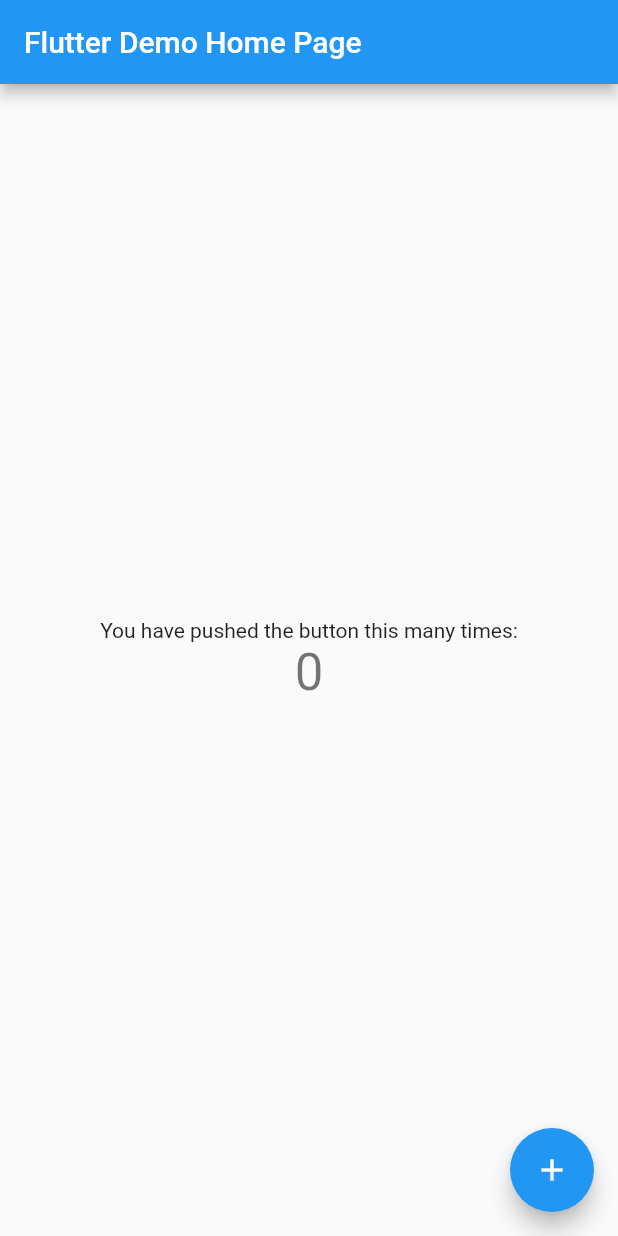
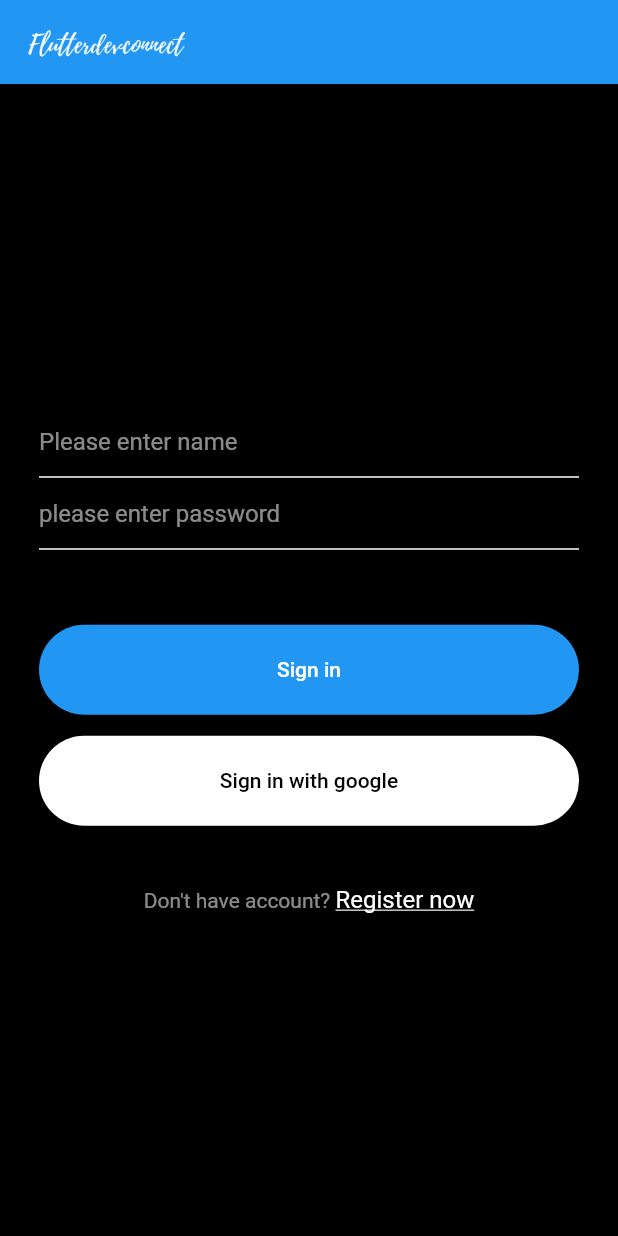
Before and after one commit to TejasFlutter/FlutterChatApp, a Flutter app: the screen it shows after launch, on a phone screen of 412 x 824 dp. Run offline on Flutter 3.47's test engine with Material 2 defaults, Android fonts, the phone set to English and light mode, and no system bars; our stand-ins replace firebase_auth, google_sign_in; missing offline and left inert: dart:html; accounts and stored records are empty.

Commit message:
Initial Files Added

```diff
--- a/lib/main.dart
+++ b/lib/main.dart
@@ -1,4 +1,5 @@
 import 'package:flutter/material.dart';
+import 'package:my_chat_app/screen/sign_screen.dart';
 
 void main() {
   runApp(const MyApp());
@@ -24,92 +25,7 @@ class MyApp extends StatelessWidget {
         // is not restarted.
         primarySwatch: Colors.blue,
       ),
-      home: const MyHomePage(title: 'Flutter Demo Home Page'),
+      home: SignInScreen(),
     );
   }
 }
-
-class MyHomePage extends StatefulWidget {
-  const MyHomePage({super.key, required this.title});
-
-  // This widget is the home page of your application. It is stateful, meaning
-  // that it has a State object (defined below) that contains fields that affect
-  // how it looks.
-
-  // This class is the configuration for the state. It holds the values (in this
-  // case the title) provided by the parent (in this case the App widget) and
-  // used by the build method of the State. Fields in a Widget subclass are
-  // always marked "final".
-
-  final String title;
-
-  @override
-  State<MyHomePage> createState() => _MyHomePageState();
-}
-
-class _MyHomePageState extends State<MyHomePage> {
-  int _counter = 0;
-
-  void _incrementCounter() {
-    setState(() {
-      // This call to setState tells the Flutter framework that something has
-      // changed in this State, which causes it to rerun the build method below
-      // so that the display can reflect the updated values. If we changed
-      // _counter without calling setState(), then the build method would not be
-      // called again, and so nothing would appear to happen.
-      _counter++;
-    });
-  }
-
-  @override
-  Widget build(BuildContext context) {
-    // This method is rerun every time setState is called, for instance as done
-    // by the _incrementCounter method above.
-    //
-    // The Flutter framework has been optimized to make rerunning build methods
-    // fast, so that you can just rebuild anything that needs updating rather
-    // than having to individually change instances of widgets.
-    return Scaffold(
-      appBar: AppBar(
-        // Here we take the value from the MyHomePage object that was created by
-        // the App.build method, and use it to set our appbar title.
-        title: Text(widget.title),
-      ),
-      body: Center(
-        // Center is a layout widget. It takes a single child and positions it
-        // in the middle of the parent.
-        child: Column(
-          // Column is also a layout widget. It takes a list of children and
-          // arranges them vertically. By default, it sizes itself to fit its
-          // children horizontally, and tries to be as tall as its parent.
-          //
-          // Invoke "debug painting" (press "p" in the console, choose the
-          // "Toggle Debug Paint" action from the Flutter Inspector in Android
-          // Studio, or the "Toggle Debug Paint" command in Visual Studio Code)
-          // to see the wireframe for each widget.
-          //
-          // Column has various properties to control how it sizes itself and
-          // how it positions its children. Here we use mainAxisAlignment to
-          // center the children vertically; the main axis here is the vertical
-          // axis because Columns are vertical (the cross axis would be
-          // horizontal).
-          mainAxisAlignment: MainAxisAlignment.center,
-          children: <Widget>[
-            const Text(
-              'You have pushed the button this many times:',
-            ),
-            Text(
-              '$_counter',
-              style: Theme.of(context).textTheme.headline4,
-            ),
-          ],
-        ),
-      ),
-      floatingActionButton: FloatingActionButton(
-        onPressed: _incrementCounter,
-        tooltip: 'Increment',
-        child: const Icon(Icons.add),
-      ), // This trailing comma makes auto-formatting nicer for build methods.
-    );
-  }
-}
--- /dev/null
+++ b/lib/model/user.dart
@@ -0,0 +1,4 @@
+class ChatUser {
+  String? uid;
+  ChatUser({this.uid});
+}
--- /dev/null
+++ b/lib/screen/sign_screen.dart
@@ -0,0 +1,115 @@
+import 'package:flutter/cupertino.dart';
+import 'package:flutter/material.dart';
+import 'package:flutter/src/widgets/container.dart';
+import 'package:flutter/src/widgets/framework.dart';
+import 'package:my_chat_app/widget/widget.dart';
+
+class SignInScreen extends StatefulWidget {
+  const SignInScreen({super.key});
+
+  @override
+  State<SignInScreen> createState() => _SignInScreenState();
+}
+
+class _SignInScreenState extends State<SignInScreen> {
+  var _globalFormKey = GlobalKey<FormState>();
+  TextEditingController _emailController = TextEditingController();
+  TextEditingController _passwordController = TextEditingController();
+  var emailValidateExpression = RegExp(
+      r"^[a-zA-Z0-9.a-zA-Z0-9.!#$%&'*+-/=?^_`{|}~]+@[a-zA-Z0-9]+\.[a-zA-Z]+");
+  @override
+  Widget build(BuildContext context) {
+    return Scaffold(
+      appBar: appBarMain(context),
+      body: Center(
+        child: SingleChildScrollView(
+          child: Form(
+            key: _globalFormKey,
+            child: Padding(
+              padding: const EdgeInsets.all(26.0),
+              child: Column(
+                children: [
+                  TextFormField(
+                    controller: _emailController,
+                    decoration: textfieldInputDecoration('Please enter name'),
+                    style: textfieldHintStyle(),
+                    validator: (val) {
+                      emailValidateExpression.hasMatch(val!)
+                          ? null
+                          : 'Please enter correct email';
+                    },
+                  ),
+                  TextFormField(
+                    controller: _passwordController,
+                    obscureText: true,
+                    validator: (val) {
+                      return val!.length > 6
+                          ? null
+                          : 'Enter Password With morethan 6 character';
+                    },
+                    style: textfieldHintStyle(),
+                    decoration:
+                        textfieldInputDecoration('please enter password'),
+                  ),
+                  SizedBox(
+                    height: 50,
+                  ),
+                  Container(
+                    width: double.maxFinite,
+                    height: 60,
+                    child: ElevatedButton(
+                      onPressed: () {},
+                      child: Text('Sign in'),
+                      style: ElevatedButton.styleFrom(
+                        shape: StadiumBorder(),
+                      ),
+                    ),
+                  ),
+                  SizedBox(
+                    height: 14,
+                  ),
+                  Container(
+                    width: double.maxFinite,
+                    height: 60,
+                    child: ElevatedButton(
+                      onPressed: () {},
+                      child: Text('Sign in with google'),
+                      style: ElevatedButton.styleFrom(
+                        backgroundColor: Colors.white,
+                        foregroundColor: Colors.black,
+                        shape: StadiumBorder(),
+                      ),
+                    ),
+                  ),
+                  SizedBox(
+                    height: 40,
+                  ),
+                  Row(
+                    mainAxisAlignment: MainAxisAlignment.center,
+                    children: [
+                      Text(
+                        "Don't have account? ",
+                        style: textfieldHintStyle(),
+                      ),
+                      GestureDetector(
+                        onTap: () {},
+                        child: Text(
+                          "Register now",
+                          style: TextStyle(
+                              color: Colors.white,
+                              fontSize: 16,
+                              decoration: TextDecoration.underline),
+                        ),
+                      ),
+                    ],
+                  ),
+                ],
+              ),
+            ),
+          ),
+        ),
+      ),
+      backgroundColor: Colors.black,
+    );
+  }
+}
```
Also changed, not shown: lib/screen/chat_screen.dart (added, +44 -0 lines), lib/services/auth.dart (added, +84 -0 lines), lib/widget/widget.dart (+55 -7 lines).
